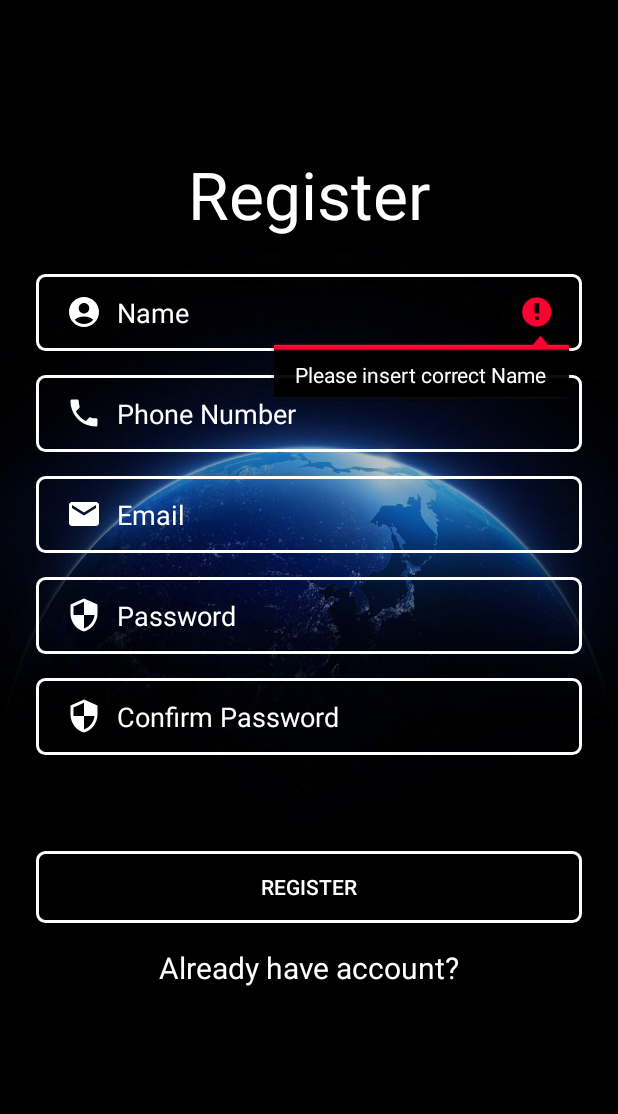
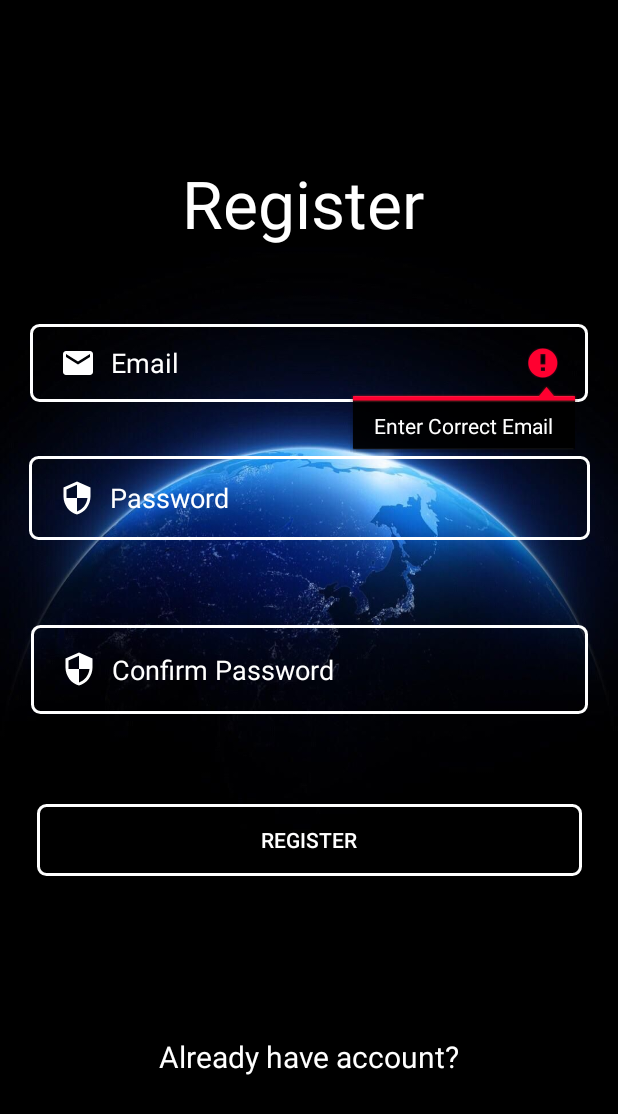
Before and after one commit to tylerlee-2002/MobileProgramming_Assignment, an Android app: the RegisterActivity screen opened directly, with no data from a screen before it, after a tap on "REGISTER", on a phone screen of 412 x 824 dp. Shown: the top 1114 px of the screen. Run offline under Robolectric (Android 15) with nearby library versions, the phone set to English and light mode, and no system bars; our stand-ins replace Firebase (no records; nobody signed in at launch, a user with empty details on screens opened directly), navigation-ui; Roboto replaces fonts that are not available here.

Commit message:
Next_home activity

```diff
--- a/app/src/main/AndroidManifest.xml
+++ b/app/src/main/AndroidManifest.xml
@@ -33,10 +33,14 @@
             android:theme="@style/Theme.MobileProgramming_Assignment.NoActionBar">
             <intent-filter>
                 <action android:name="android.intent.action.MAIN" />
-
                 <category android:name="android.intent.category.LAUNCHER" />
             </intent-filter>
         </activity>
+        <activity
+            android:name=".VerifyActivity"
+            android:exported="false"
+            android:label="@string/title_activity_verify"
+            android:theme="@style/Theme.MobileProgramming_Assignment.NoActionBar" />
 
         <meta-data
             android:name="preloaded_fonts"
--- a/app/src/main/java/com/example/mobileprogramming_assignment/MainActivity.java
+++ b/app/src/main/java/com/example/mobileprogramming_assignment/MainActivity.java
@@ -36,11 +36,10 @@ import android.widget.TextView;
 import android.widget.Toast;
 
 public class MainActivity extends AppCompatActivity {
-
     TextView createNewAccount;
     EditText inputEmail, inputPassword;
     Button btnLogin;
-    String emailPattern = "[a-zA-Z0-9._-]+@[a-z]+\\.+[a-z]+";
+    String emailPattern = "[a-zA-Z\\d._-]+@[a-z]+\\.+[a-z]+";
     ProgressDialog progressDialog;
 
     FirebaseAuth mAuth;
--- a/app/src/main/java/com/example/mobileprogramming_assignment/RegisterActivity.java
+++ b/app/src/main/java/com/example/mobileprogramming_assignment/RegisterActivity.java
@@ -30,7 +30,7 @@ import com.google.firebase.auth.FirebaseUser;
 
 public class RegisterActivity extends AppCompatActivity {
     TextView alreadyHaveAccount;
-    EditText inputName, inputPhoneNumber, inputEmail, inputPassword, inputConfirmPassword;
+    EditText inputEmail, inputPassword, inputConfirmPassword;
     Button btnRegister;
     String emailPattern = "[a-zA-Z\\d._-]+@[a-z]+\\.+[a-z]+";
     ProgressDialog progressDialog;
@@ -45,32 +45,25 @@ public class RegisterActivity extends AppCompatActivity {
 
         alreadyHaveAccount = findViewById(R.id.alreadyHaveAccount);
         btnRegister = findViewById(R.id.btnRegister);
-        inputName = findViewById(R.id.inputName);
-        inputPhoneNumber = findViewById(R.id.inputPhoneNumber);
+
         inputEmail = findViewById(R.id.inputEmail);
         inputPassword = findViewById(R.id.inputPassword);
         inputConfirmPassword = findViewById(R.id.inputConfirmPassword);
+
         progressDialog = new ProgressDialog(this);
         mAuth = FirebaseAuth.getInstance();
         mUser = mAuth.getCurrentUser();
 
         alreadyHaveAccount.setOnClickListener(v -> startActivity(new Intent(RegisterActivity.this, MainActivity.class)));
-
         btnRegister.setOnClickListener(v -> PerformAuth());
     }
 
     private void PerformAuth() {
-        String name = inputName.getText().toString();
-        String phoneNumber = inputPhoneNumber.getText().toString();
         String email = inputEmail.getText().toString();
         String password = inputPassword.getText().toString();
         String confirmPassword = inputConfirmPassword.getText().toString();
 
-        if (name.isEmpty()) {
-            inputName.setError("Please insert correct Name");
-        } else if (phoneNumber.isEmpty() || phoneNumber.length() < 10) {
-            inputPhoneNumber.setError("Please insert correct Phone Number");
-        } else if (!email.matches(emailPattern)) {
+        if (!email.matches(emailPattern)) {
             inputEmail.setError("Enter Correct Email");
         } else if (password.isEmpty() || password.length() < 6) {
             inputPassword.setError("Enter Correct Password");
--- a/app/src/main/res/layout/activity_register.xml
+++ b/app/src/main/res/layout/activity_register.xml
@@ -7,18 +7,13 @@
     tools:context=".RegisterActivity"
     android:background="@drawable/bg">
 
-    <View
-        android:id="@+id/view4"
-        android:layout_width="match_parent"
-        android:layout_height="match_parent"
-        android:background="#3C000000" />
-
     <ScrollView
+        android:id="@+id/scrollView2"
         android:layout_width="match_parent"
         android:layout_height="match_parent"
         android:fillViewport="true"
-        app:layout_anchor="@+id/view4"
-        app:layout_anchorGravity="center">
+        app:layout_anchor="@+id/scrollView2"
+        app:layout_anchorGravity="end|center">
 
         <androidx.constraintlayout.widget.ConstraintLayout
             android:layout_width="match_parent"
@@ -26,71 +21,72 @@
 
             <TextView
                 android:id="@+id/textView"
-                android:layout_width="wrap_content"
-                android:layout_height="wrap_content"
-                android:layout_marginTop="100dp"
+                android:layout_width="170dp"
+                android:layout_height="57dp"
+                android:layout_marginTop="84dp"
                 android:text="Register"
                 android:textColor="@color/white"
                 android:textSize="44sp"
+                app:layout_constraintBottom_toTopOf="@+id/inputEmail"
                 app:layout_constraintEnd_toEndOf="parent"
                 app:layout_constraintStart_toStartOf="parent"
-                app:layout_constraintTop_toTopOf="parent" />
+                app:layout_constraintTop_toTopOf="parent"
+                app:layout_constraintVertical_bias="0.295" />
 
             <EditText
-                android:id="@+id/inputName"
-                android:layout_width="0dp"
-                android:layout_height="wrap_content"
-                android:layout_marginStart="24dp"
-                android:layout_marginTop="24dp"
-                android:layout_marginEnd="24dp"
+                android:id="@+id/inputConfirmPassword"
+                android:layout_width="371dp"
+                android:layout_height="59dp"
+                android:layout_marginStart="43dp"
+                android:layout_marginEnd="43dp"
+                android:layout_marginBottom="327dp"
                 android:background="@drawable/input_bg"
-                android:drawableLeft="@drawable/baseline_account_circle_24"
+                android:drawableLeft="@drawable/baseline_security_24"
                 android:drawablePadding="10dp"
                 android:ems="10"
-                android:hint="Name"
-                android:inputType="text"
+                android:hint="Confirm Password"
+                android:inputType="textPassword"
                 android:paddingLeft="20dp"
                 android:paddingTop="13dp"
                 android:paddingRight="20dp"
                 android:paddingBottom="13dp"
                 android:textColor="@color/white"
                 android:textColorHint="@color/white"
+                app:layout_constraintBottom_toBottomOf="parent"
                 app:layout_constraintEnd_toEndOf="parent"
-                app:layout_constraintHorizontal_bias="1.0"
                 app:layout_constraintStart_toStartOf="parent"
-                app:layout_constraintTop_toBottomOf="@+id/textView" />
+                app:layout_constraintTop_toBottomOf="@+id/inputPassword" />
 
-            <EditText
-                android:id="@+id/inputPhoneNumber"
-                android:layout_width="0dp"
+            <Button
+                android:id="@+id/btnRegister"
+                android:layout_width="363dp"
                 android:layout_height="wrap_content"
-                android:layout_marginStart="24dp"
-                android:layout_marginTop="16dp"
-                android:layout_marginEnd="24dp"
+                android:layout_marginTop="60dp"
                 android:background="@drawable/input_bg"
-                android:drawableLeft="@drawable/baseline_phone_24"
-                android:drawablePadding="10dp"
-                android:ems="10"
-                android:hint="Phone Number"
-                android:inputType="phone"
-                android:paddingLeft="20dp"
-                android:paddingTop="13dp"
-                android:paddingRight="20dp"
-                android:paddingBottom="13dp"
+                android:text="Register"
                 android:textColor="@color/white"
-                android:textColorHint="@color/white"
                 app:layout_constraintEnd_toEndOf="parent"
-                app:layout_constraintHorizontal_bias="0.0"
+                app:layout_constraintHorizontal_bias="0.505"
                 app:layout_constraintStart_toStartOf="parent"
-                app:layout_constraintTop_toBottomOf="@+id/inputName" />
+                app:layout_constraintTop_toBottomOf="@+id/inputConfirmPassword" />
+
+            <TextView
+                android:id="@+id/alreadyHaveAccount"
+                android:layout_width="wrap_content"
+                android:layout_height="wrap_content"
+                android:text="Already have account?"
+                android:textColor="@color/white"
+                android:textSize="20sp"
+                app:layout_constraintBottom_toBottomOf="parent"
+                app:layout_constraintEnd_toEndOf="parent"
+                app:layout_constraintStart_toStartOf="parent"
+                app:layout_constraintTop_toBottomOf="@+id/btnRegister" />
 
             <EditText
                 android:id="@+id/inputEmail"
-                android:layout_width="0dp"
-                android:layout_height="wrap_content"
-                android:layout_marginStart="24dp"
-                android:layout_marginTop="16dp"
-                android:layout_marginEnd="24dp"
+                android:layout_width="372dp"
+                android:layout_height="52dp"
+                android:layout_marginBottom="36dp"
                 android:background="@drawable/input_bg"
                 android:drawableLeft="@drawable/baseline_email_24"
                 android:drawablePadding="10dp"
@@ -103,18 +99,18 @@
                 android:paddingBottom="13dp"
                 android:textColor="@color/white"
                 android:textColorHint="@color/white"
+                app:layout_constraintBottom_toTopOf="@+id/inputPassword"
                 app:layout_constraintEnd_toEndOf="parent"
-                app:layout_constraintHorizontal_bias="0.0"
-                app:layout_constraintStart_toStartOf="parent"
-                app:layout_constraintTop_toBottomOf="@+id/inputPhoneNumber" />
+                app:layout_constraintStart_toStartOf="parent" />
 
             <EditText
                 android:id="@+id/inputPassword"
-                android:layout_width="0dp"
-                android:layout_height="wrap_content"
-                android:layout_marginStart="24dp"
-                android:layout_marginTop="16dp"
-                android:layout_marginEnd="24dp"
+                android:layout_width="374dp"
+                android:layout_height="56dp"
+                android:layout_marginStart="40dp"
+                android:layout_marginTop="283dp"
+                android:layout_marginEnd="40dp"
+                android:layout_marginBottom="36dp"
                 android:background="@drawable/input_bg"
                 android:drawableLeft="@drawable/baseline_security_24"
                 android:drawablePadding="10dp"
@@ -127,60 +123,10 @@
                 android:paddingBottom="13dp"
                 android:textColor="@color/white"
                 android:textColorHint="@color/white"
-                app:layout_constraintEnd_toEndOf="parent"
-                app:layout_constraintHorizontal_bias="0.0"
-                app:layout_constraintStart_toStartOf="parent"
-                app:layout_constraintTop_toBottomOf="@+id/inputEmail" />
-
-            <EditText
-                android:id="@+id/inputConfirmPassword"
-                android:layout_width="0dp"
-                android:layout_height="wrap_content"
-                android:layout_marginStart="24dp"
-                android:layout_marginTop="16dp"
-                android:layout_marginEnd="24dp"
-                android:background="@drawable/input_bg"
-                android:drawableLeft="@drawable/baseline_security_24"
-                android:drawablePadding="10dp"
-                android:ems="10"
-                android:hint="Confirm Password"
-                android:inputType="textPassword"
-                android:paddingLeft="20dp"
-                android:paddingTop="13dp"
-                android:paddingRight="20dp"
-                android:paddingBottom="13dp"
-                android:textColor="@color/white"
-                android:textColorHint="@color/white"
-                app:layout_constraintEnd_toEndOf="parent"
-                app:layout_constraintHorizontal_bias="0.0"
-                app:layout_constraintStart_toStartOf="parent"
-                app:layout_constraintTop_toBottomOf="@+id/inputPassword" />
-
-            <Button
-                android:id="@+id/btnRegister"
-                android:layout_width="0dp"
-                android:layout_height="wrap_content"
-                android:layout_marginStart="24dp"
-                android:layout_marginTop="64dp"
-                android:layout_marginEnd="24dp"
-                android:background="@drawable/input_bg"
-                android:text="Register"
-                android:textColor="@color/white"
+                app:layout_constraintBottom_toTopOf="@+id/inputConfirmPassword"
                 app:layout_constraintEnd_toEndOf="parent"
                 app:layout_constraintStart_toStartOf="parent"
-                app:layout_constraintTop_toBottomOf="@+id/inputConfirmPassword" />
-
-            <TextView
-                android:id="@+id/alreadyHaveAccount"
-                android:layout_width="wrap_content"
-                android:layout_height="wrap_content"
-                android:layout_marginTop="16dp"
-                android:text="Already have account?"
-                android:textColor="@color/white"
-                android:textSize="20sp"
-                app:layout_constraintEnd_toEndOf="@+id/btnRegister"
-                app:layout_constraintStart_toStartOf="@+id/btnRegister"
-                app:layout_constraintTop_toBottomOf="@+id/btnRegister" />
+                app:layout_constraintTop_toTopOf="parent" />
 
         </androidx.constraintlayout.widget.ConstraintLayout>
 
--- a/build.gradle
+++ b/build.gradle
@@ -8,6 +8,6 @@ buildscript {
     }
 }// Top-level build file where you can add configuration options common to all sub-projects/modules.
 plugins {
-    id 'com.android.application' version '7.4.0' apply false
-    id 'com.android.library' version '7.4.0' apply false
+    id 'com.android.application' version '7.4.1' apply false
+    id 'com.android.library' version '7.4.1' apply false
 }
```
Also changed, not shown: app/src/main/java/com/example/mobileprogramming_assignment/HomeActivity.java (+9 -14 lines), app/src/main/java/com/example/mobileprogramming_assignment/UserInfo.java (+17 -17 lines), app/src/main/java/com/example/mobileprogramming_assignment/VerifyActivity.java (added, +80 -0 lines), app/src/main/res/layout/activity_verify.xml (added, +80 -0 lines), app/src/main/res/values/strings.xml (+6 -1 lines).
